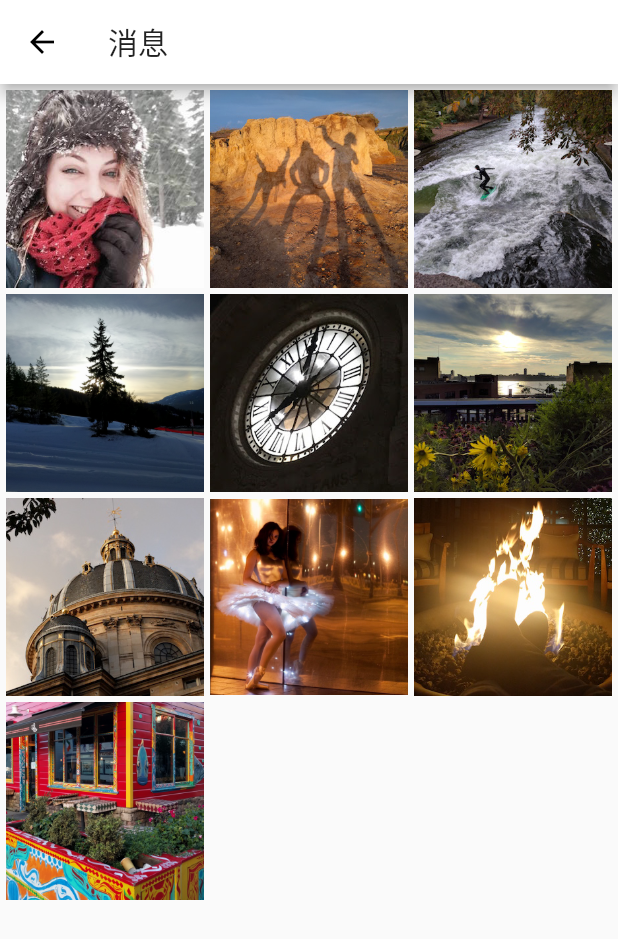
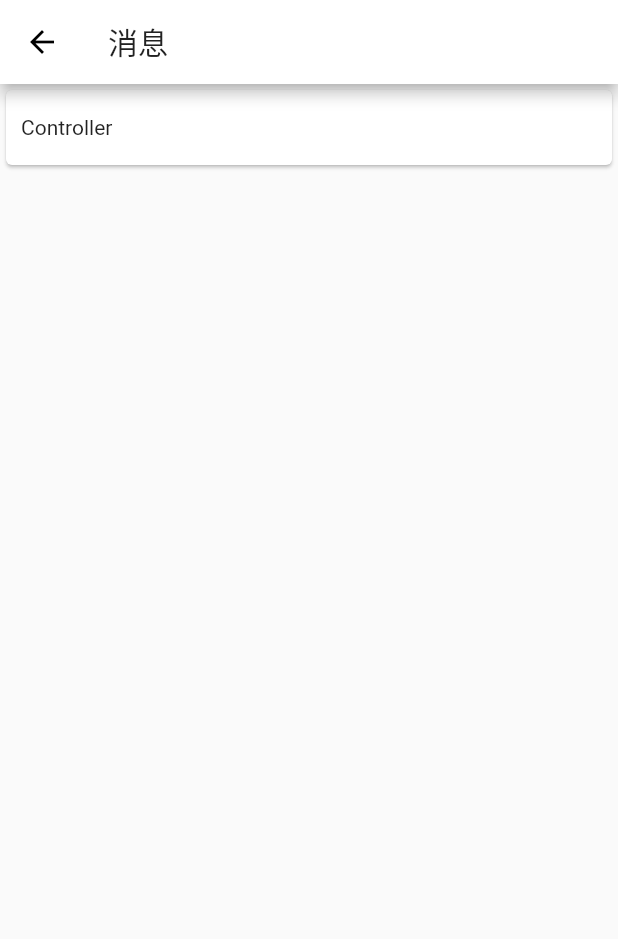
Before and after one commit to falstack/greedy, a Flutter app: the MainNotice screen opened directly, on a phone screen of 412 x 824 dp. Shown: the top 939 px of the screen. Run offline on Flutter 3.47's test engine with Material 2 defaults, Android fonts, the phone set to English and light mode, and no system bars; our stand-ins replace fluro; missing offline and left inert: flutter_webview_plugin; statements that could not run were skipped.

Commit message:
init demo

```diff
--- a/lib/main.dart
+++ b/lib/main.dart
@@ -1,7 +1,7 @@
 import 'package:flutter/material.dart';
 import 'package:fluro/fluro.dart';
 import 'package:greedy/config/app.dart';
-import 'package:greedy/views/index.dart';
+import 'package:greedy/views/index.dart' show Routes;
 import 'package:greedy/views/launch.dart';
 
 void main() => runApp(MyApp());
--- /dev/null
+++ b/lib/views/demo/controller.dart
@@ -0,0 +1,12 @@
+import 'package:flutter/material.dart';
+
+class Controller extends StatelessWidget {
+  @override
+  Widget build(BuildContext context) {
+    return Scaffold(
+      appBar: AppBar(
+        title: Text('Controller')
+      ),
+    );
+  }
+}
--- a/lib/views/index.dart
+++ b/lib/views/index.dart
@@ -1,5 +1,6 @@
 import 'package:flutter/material.dart';
 import 'package:fluro/fluro.dart';
+import 'package:greedy/views/demo/controller.dart';
 import 'package:greedy/views/home.dart';
 import 'package:greedy/views/launch.dart';
 import 'package:greedy/views/login.dart';
@@ -11,6 +12,14 @@ import 'package:greedy/views/main-zone.dart';
 import 'package:greedy/views/note-show.dart';
 import 'package:greedy/views/user-show.dart';
 import 'package:greedy/views/zone-show.dart';
+
+List demoWidgets = <Map>[
+  {
+    'name': 'Controller',
+    'path': '/demo/controller',
+    'handler': Controller()
+  }
+];
 
 class Routes {
   static void configureRoutes(Router router) {
@@ -82,5 +91,13 @@ class Routes {
         return ZoneShow();
       },
     ));
+
+    demoWidgets.forEach((demo) {
+      router.define(demo['path'], handler: Handler(
+        handlerFunc: (BuildContext context, Map<String, List<String>> params) {
+          return demo['handler'];
+        },
+      ));
+    });
   }
 }
--- a/lib/views/main-notice.dart
+++ b/lib/views/main-notice.dart
@@ -1,4 +1,7 @@
+import 'package:fluro/fluro.dart';
 import 'package:flutter/material.dart';
+import 'package:greedy/config/app.dart';
+import 'package:greedy/views/index.dart' show demoWidgets;
 
 class MainNotice extends StatefulWidget {
   MainNotice({Key key}) : super(key: key);
@@ -7,33 +10,34 @@ class MainNotice extends StatefulWidget {
   _MainNoticeState createState() => _MainNoticeState();
 }
 
-List<Container> _buildGridTileList(int count) {
+class _MainNoticeState extends State<MainNotice> {
 
-  return List<Container>.generate(
-      count,
-          (int index) =>
-      Container(child: Image.asset('assets/images/pic${index}.jpg')));
-}
-
-Widget _buildGrid() {
-  return GridView.extent(
-      maxCrossAxisExtent: 150.0,
-      padding: const EdgeInsets.all(4.0),
-      mainAxisSpacing: 4.0,
-      crossAxisSpacing: 4.0,
-      children: _buildGridTileList(10));
-}
-
-class _MainNoticeState extends State<MainNotice> {
   @override
   Widget build(BuildContext context) {
     return Scaffold(
       appBar: AppBar(
         title: Text('消息')
       ),
-      body: Center(
-        child: _buildGrid(),
-      ),
+      body: Container(
+        child: ListView.builder(
+          itemBuilder: (context, index) {
+            return InkWell(
+              onTap: () {
+                App.router.navigateTo(context, demoWidgets[index]['path'], transition: TransitionType.native);
+              },
+              child: Card(
+                child: Container(
+                  alignment: Alignment.centerLeft,
+                  margin: EdgeInsets.symmetric(horizontal: 10),
+                  height: 50,
+                  child: Text(demoWidgets[index]['name']),
+                ),
+              ),
+            );
+          },
+          itemCount: demoWidgets.length,
+        ),
+      ), //
     );
   }
 }
```
